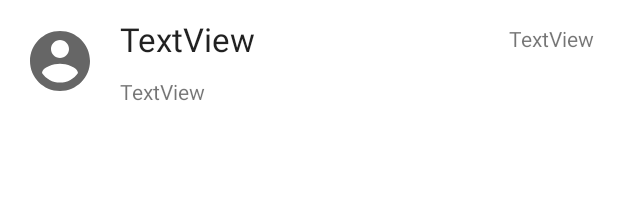
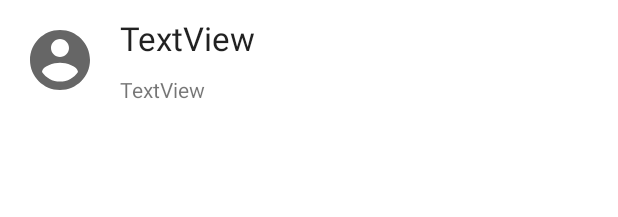
Before and after one commit to Revathy-2001/DemoMessageApp, an Android app: the layout row_item.xml on its own in the app's theme, with its tools: preview values and no code run, on a phone screen of 412 x 824 dp. Shown: the top 217 px of the screen. Run offline under Robolectric (Android 15) with nearby library versions, the phone set to English and light mode, and no system bars.

Commit message:
Clear text box after sending message

```diff
--- a/app/src/main/java/com/example/demomessageapp/SingleProfileActivity.java
+++ b/app/src/main/java/com/example/demomessageapp/SingleProfileActivity.java
@@ -43,6 +43,7 @@ public class SingleProfileActivity extends AppCompatActivity {
         super.onCreate(savedInstanceState);
         activitySingleProfileBinding = ActivitySingleProfileBinding.inflate(getLayoutInflater());
         View view = activitySingleProfileBinding.getRoot();
+        setTitle("First Name");
         setContentView(view);
 
 
@@ -80,6 +81,7 @@ public class SingleProfileActivity extends AppCompatActivity {
                     message.setMessageContent(message_content);
                     message.setMsg_direction(2);
                     messageViewModel.insertMessage(message);
+                    editText_message_content.setText("");
                 }
             }
         });
@@ -98,6 +100,7 @@ public class SingleProfileActivity extends AppCompatActivity {
                     message.setMessageContent(message_content);
                     message.setMsg_direction(1);
                     messageViewModel.insertMessage(message);
+                    editText_message_content.setText("");
                 }
             }
         });
--- a/app/src/main/res/drawable/receive_message_border.xml
+++ b/app/src/main/res/drawable/receive_message_border.xml
@@ -2,7 +2,7 @@
 <shape xmlns:android="http://schemas.android.com/apk/res/android">
     android:shape="rectangle"
     android:padding="10dp">
-    <solid android:color="#DCDCDC" />
+    <solid android:color="#950C0B0B" />
     <corners
         android:radius="24dp"/>
 </shape>
--- a/app/src/main/res/drawable/send_message_border.xml
+++ b/app/src/main/res/drawable/send_message_border.xml
@@ -2,7 +2,7 @@
 <shape xmlns:android="http://schemas.android.com/apk/res/android">
     android:shape="rectangle"
     android:padding="10dp">
-    <solid android:color="#4D673AB7" />
+    <solid android:color="#E9671FE6" />
     <corners
         android:radius="24dp"/>
 </shape>
--- a/app/src/main/res/layout/receive_message_layout.xml
+++ b/app/src/main/res/layout/receive_message_layout.xml
@@ -16,6 +16,7 @@
         android:background="@drawable/receive_message_border"
         android:maxWidth="300dp"
         android:padding="10dp"
+        android:textColor="@color/white"
         android:text="sample send message"
         android:textSize="18sp"
         app:layout_constraintBottom_toBottomOf="parent"
--- a/app/src/main/res/layout/row_item.xml
+++ b/app/src/main/res/layout/row_item.xml
@@ -26,7 +26,7 @@
         android:text="TextView"
         android:textAppearance="@style/TextAppearance.AppCompat.Large"
         app:layout_constraintBottom_toTopOf="@+id/last_name"
-        app:layout_constraintEnd_toStartOf="@+id/time"
+        app:layout_constraintEnd_toEndOf="parent"
         app:layout_constraintStart_toEndOf="@+id/profile"
         app:layout_constraintTop_toTopOf="parent" />
 
@@ -42,18 +42,4 @@
         app:layout_constraintStart_toStartOf="@+id/first_name"
         app:layout_constraintTop_toBottomOf="@+id/first_name" />
 
-    <TextView
-        android:id="@+id/time"
-        android:layout_width="wrap_content"
-        android:layout_height="wrap_content"
-        android:layout_marginStart="16dp"
-        android:layout_marginTop="16dp"
-        android:layout_marginEnd="16dp"
-        android:layout_marginBottom="16dp"
-        android:text="TextView"
-        app:layout_constraintBottom_toTopOf="@+id/last_name"
-        app:layout_constraintEnd_toEndOf="parent"
-        app:layout_constraintStart_toEndOf="@+id/first_name"
-        app:layout_constraintTop_toTopOf="parent"
-        app:layout_constraintVertical_bias="1.0" />
 </androidx.constraintlayout.widget.ConstraintLayout>
--- a/app/src/main/res/layout/send_message_layout.xml
+++ b/app/src/main/res/layout/send_message_layout.xml
@@ -17,6 +17,7 @@
         android:maxWidth="300dp"
         android:padding="10dp"
         android:text="sample send message"
+        android:textColor="@color/white"
         android:textSize="18sp"
         app:layout_constraintBottom_toBottomOf="parent"
         app:layout_constraintEnd_toEndOf="parent"
```
